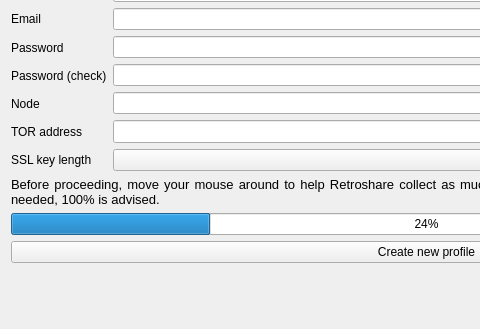
RetroShare/RetroShare, file retroshare-gui/src/gui/GenCertDialog.ui: the form before one commit; both pictures show x 0 to 480 and y 263 to 592 of the 853 by 592 pixel window.
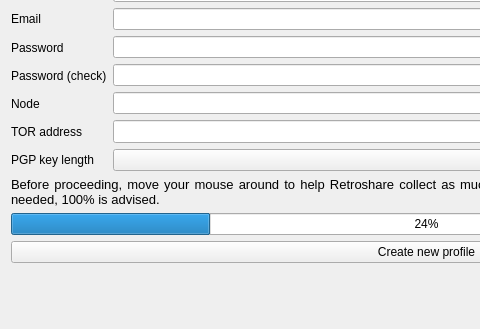
The form after the commit. Icons and pictures are not drawn. Custom widgets are drawn as their Qt base class.

Commit message: fixed PGP/SSL key size combo box (patch from sehraf, modified)

Patch:
```diff
--- a/retroshare-gui/src/gui/GenCertDialog.ui
+++ b/retroshare-gui/src/gui/GenCertDialog.ui
@@ -297,7 +297,7 @@
        <item>
         <widget class="QLabel" name="keylength_label">
          <property name="text">
-          <string>SSL key length</string>
+          <string>PGP key length</string>
          </property>
         </widget>
        </item>
```
The commit also changes 1 other file.
